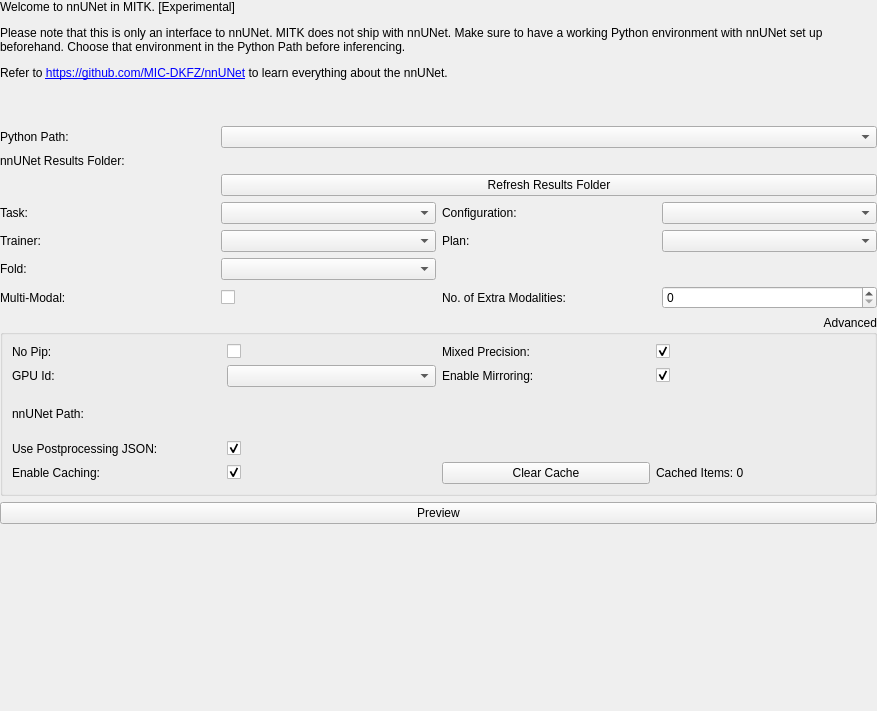
First picture: the form in Modules/SegmentationUI/Qmitk/QmitknnUNetToolGUIControls.ui, repository khangthk/MITK, before the edit.
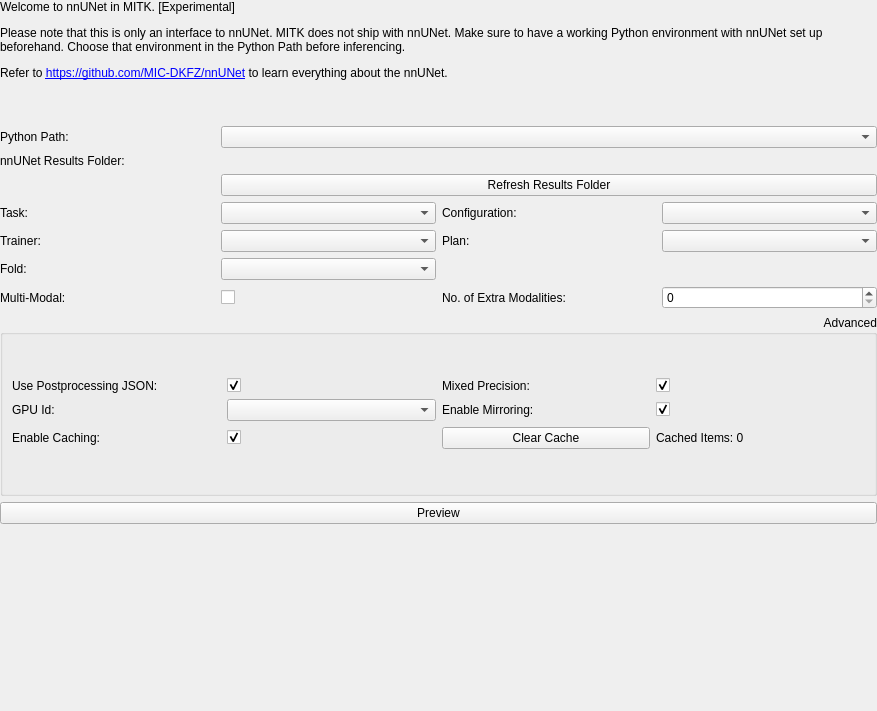
Second picture: the form after the edit. Custom widgets are drawn as their Qt base class.

Commit message: Remove No-Pip option & code cleanup

Diff of the .ui file:
```diff
--- a/Modules/SegmentationUI/Qmitk/QmitknnUNetToolGUIControls.ui
+++ b/Modules/SegmentationUI/Qmitk/QmitknnUNetToolGUIControls.ui
@@ -247,22 +247,6 @@
         <property name="spacing">
          <number>6</number>
         </property>
-        <item row="0" column="0">
-         <widget class="QLabel" name="nopipLabel">
-          <property name="sizePolicy">
-           <sizepolicy hsizetype="Preferred" vsizetype="Preferred">
-            <horstretch>0</horstretch>
-            <verstretch>0</verstretch>
-           </sizepolicy>
-          </property>
-          <property name="text">
-           <string>No Pip:</string>
-          </property>
-         </widget>
-        </item>
-        <item row="0" column="1">
-         <widget class="ctkCheckBox" name="nopipBox"/>
-        </item>
         <item row="0" column="2">
          <widget class="QLabel" name="mixedPrecisionLabel">
           <property name="sizePolicy">
@@ -319,23 +303,7 @@
           </property>
          </widget>
         </item>
-        <item row="3" column="0">
-         <widget class="QLabel" name="nnUnetdirLabel">
-          <property name="sizePolicy">
-           <sizepolicy hsizetype="Preferred" vsizetype="Preferred">
-            <horstretch>0</horstretch>
-            <verstretch>0</verstretch>
-           </sizepolicy>
-          </property>
-          <property name="text">
-           <string>nnUNet Path:</string>
-          </property>
-         </widget>
-        </item>
-        <item row="3" column="1" colspan="3">
-         <widget class="ctkDirectoryButton" name="codedirectoryBox" native="true"/>
-        </item>
-        <item row="4" column="0">
+        <item row="0" column="0">
          <widget class="QLabel" name="postProcessingLabel">
           <property name="sizePolicy">
            <sizepolicy hsizetype="Preferred" vsizetype="Preferred">
@@ -348,7 +316,7 @@
           </property>
          </widget>
         </item>
-        <item row="4" column="1">
+        <item row="0" column="1">
          <widget class="ctkCheckBox" name="postProcessingCheckBox">
           <property name="checked">
            <bool>true</bool>
```
The commit also changes 2 other files.
